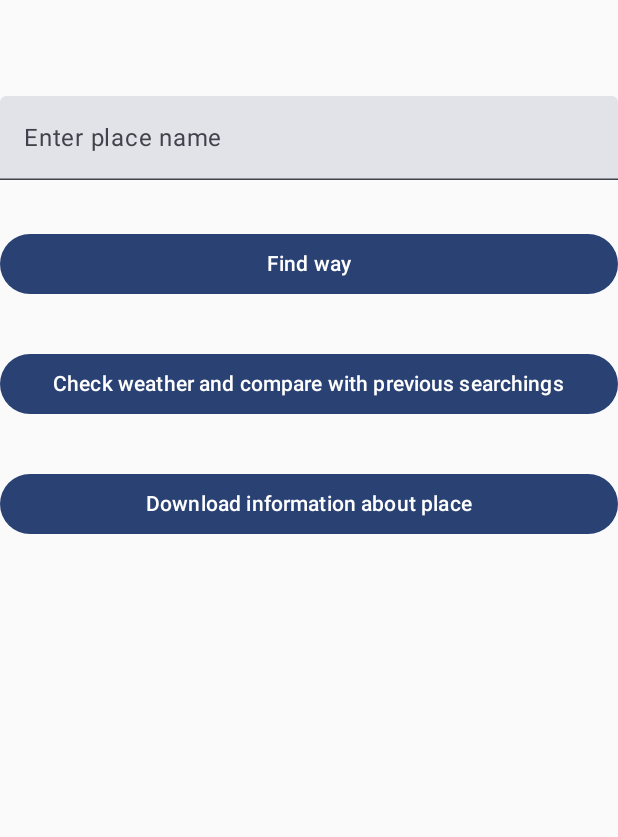
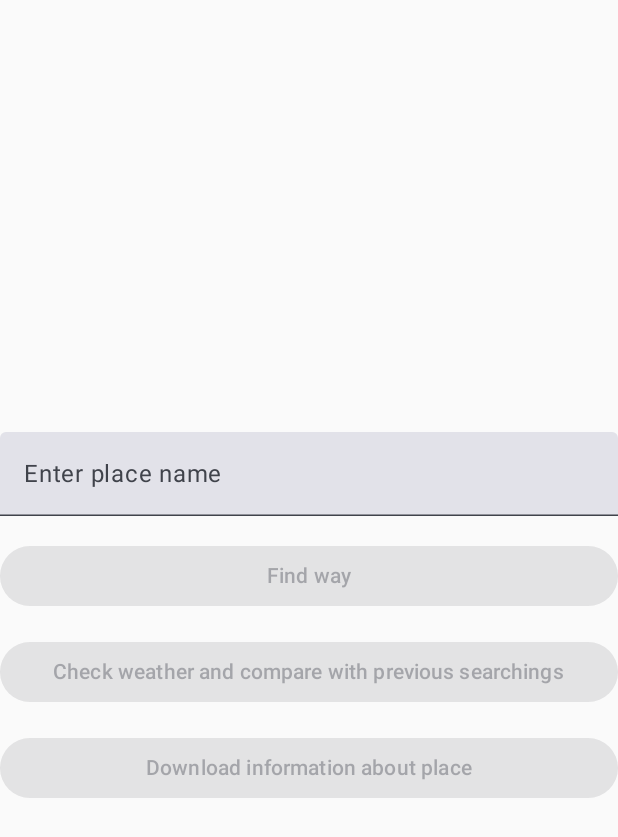
Before and after one commit to PawelBorowiecki/TouristApp, an Android app built with Jetpack Compose: the screen it shows after launch (MainActivity), on a phone screen of 412 x 824 dp. Shown: the top 837 px of the screen. Run offline under Robolectric (Android 15) with nearby library versions, the phone set to English and light mode, and no system bars.

Commit message:
MainActivity adjustment

```diff
--- a/app/src/main/java/com/pawel/touristapp/MainActivity.kt
+++ b/app/src/main/java/com/pawel/touristapp/MainActivity.kt
@@ -6,8 +6,10 @@ import android.os.Bundle
 import androidx.activity.ComponentActivity
 import androidx.activity.compose.setContent
 import androidx.activity.enableEdgeToEdge
+import androidx.compose.foundation.layout.Arrangement
 import androidx.compose.foundation.layout.Column
 import androidx.compose.foundation.layout.Spacer
+import androidx.compose.foundation.layout.fillMaxSize
 import androidx.compose.foundation.layout.fillMaxWidth
 import androidx.compose.foundation.layout.padding
 import androidx.compose.material3.Button
@@ -38,37 +40,43 @@ class MainActivity : ComponentActivity() {
     @Composable
     private fun MainScreen(){
         var placeInput by remember { mutableStateOf("") }
-        Column(modifier = Modifier.padding(0.dp, 64.dp)) {
+        Column(
+            verticalArrangement = Arrangement.Center,
+            modifier = Modifier.fillMaxSize()
+            ) {
             TextField(
                 value = placeInput,
                 onValueChange = { placeInput = it },
                 label = { Text("Enter place name") },
                 modifier = Modifier.fillMaxWidth()
             )
-            Spacer(modifier = Modifier.padding(16.dp))
+            Spacer(modifier = Modifier.padding(8.dp))
             Button(
                 onClick = {
                     openMap(placeInput)
                 },
-                modifier = Modifier.fillMaxWidth()
+                modifier = Modifier.fillMaxWidth(),
+                enabled = placeInput.isNotBlank()
             ) {
                 Text("Find way")
             }
-            Spacer(modifier = Modifier.padding(16.dp))
+            Spacer(modifier = Modifier.padding(8.dp))
             Button(
                 onClick = {
                     checkWeather(placeInput)
                 },
-                modifier = Modifier.fillMaxWidth()
+                modifier = Modifier.fillMaxWidth(),
+                enabled = placeInput.isNotBlank()
             ) {
                 Text("Check weather and compare with previous searchings")
             }
-            Spacer(modifier = Modifier.padding(16.dp))
+            Spacer(modifier = Modifier.padding(8.dp))
             Button(
                 onClick = {
                     downloadInformation(placeInput)
                 },
-                modifier = Modifier.fillMaxWidth()
+                modifier = Modifier.fillMaxWidth(),
+                enabled = placeInput.isNotBlank()
             ) {
                 Text("Download information about place")
             }
```
